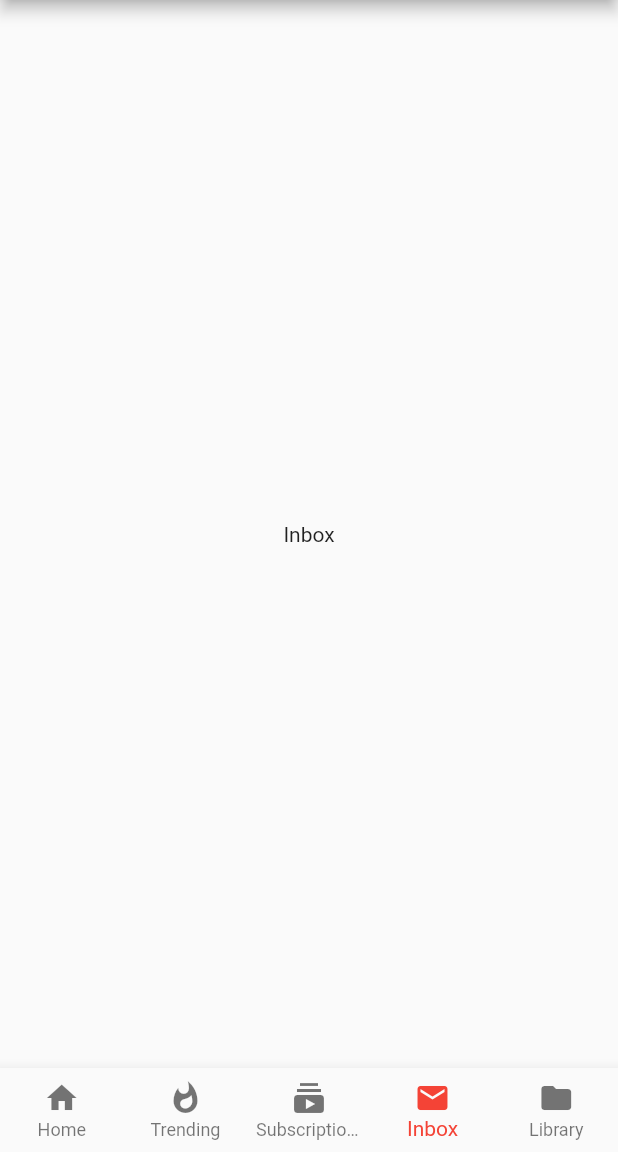
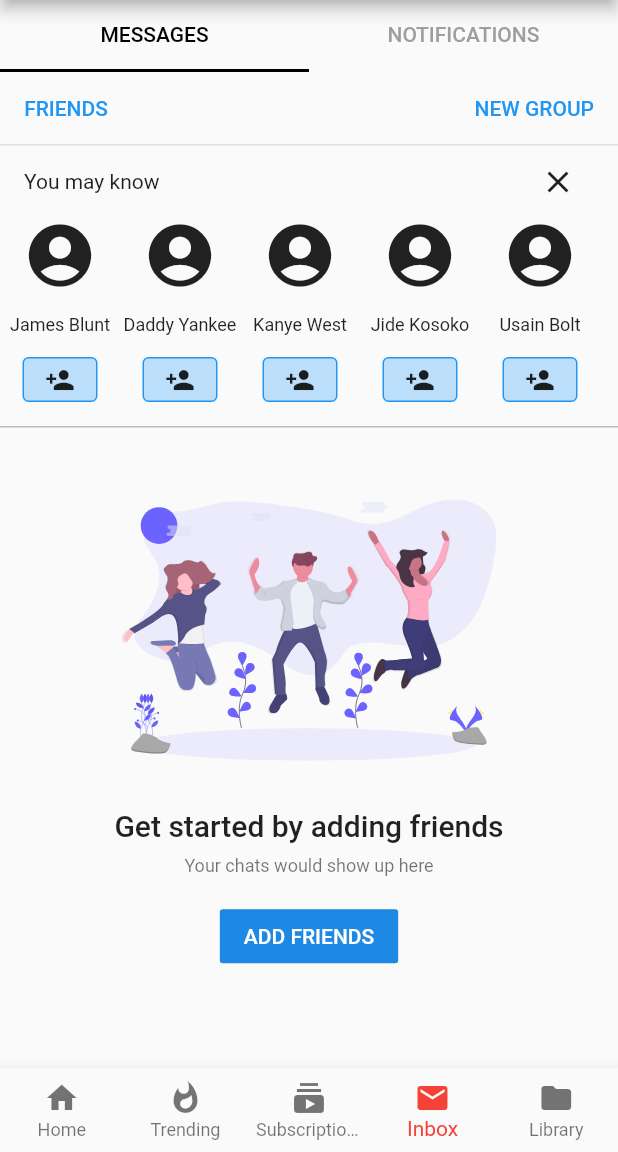
Before and after one commit to yaostyle/Flutter-Youtube-UI, a Flutter app: the screen it shows after launch, item 4 of the bottom bar chosen, on a phone screen of 412 x 824 dp, the part 84-1236 px from its top. Run offline on Flutter 3.47's test engine with Material 2 defaults, Android fonts, the phone set to English and light mode, and no system bars; our stand-ins replace flutter_svg; network calls fail.

Commit message:
Building Inbox screen and detail layout.

```diff
--- /dev/null
+++ b/lib/screens/inbox.dart
@@ -0,0 +1,36 @@
+import 'package:flutter/material.dart';
+import 'package:flutter_youtube_ui/screens/messages.dart';
+
+class InboxScreen extends StatelessWidget {
+  @override
+  Widget build(BuildContext context) {
+    return DefaultTabController(
+      length: 2,
+      child: Column(
+        children: <Widget>[
+          TabBar(
+            indicatorColor: Colors.black,
+            labelColor: Colors.black,
+            unselectedLabelColor: Colors.grey,
+            tabs: <Widget>[
+              Tab(
+                text: "MESSAGES",
+              ),
+              Tab(
+                text: "NOTIFICATIONS",
+              )
+            ],
+          ),
+          Expanded(
+            child: TabBarView(
+              children: <Widget>[
+                MessagesScreen(),
+                Text("Notifications"),
+              ],
+            ),
+          )
+        ],
+      ),
+    );
+  }
+}
--- /dev/null
+++ b/lib/screens/messages.dart
@@ -0,0 +1,158 @@
+import 'package:flutter/material.dart';
+import 'package:flutter_svg/flutter_svg.dart';
+
+class MessagesScreen extends StatefulWidget {
+  @override
+  _MessagesScreenState createState() => _MessagesScreenState();
+}
+
+class _MessagesScreenState extends State<MessagesScreen> with AutomaticKeepAliveClientMixin<MessagesScreen> {
+  bool _isVisible = true;
+
+  @override
+  bool get wantKeepAlive => true;
+
+  @override
+  Widget build(BuildContext context) {
+    return ListView(
+      children: <Widget>[
+        _buildTopButtons(),
+        _isVisible ? _buildPeople() : SizedBox(),
+        _buildCallToAction(),
+      ],
+    );
+  }
+
+  Widget _buildTopButtons() {
+    return Container(
+      decoration: BoxDecoration(
+        border: Border(bottom: BorderSide(color: Colors.grey[300])),
+      ),
+      child: Row(
+        mainAxisAlignment: MainAxisAlignment.spaceBetween,
+        children: <Widget>[
+          FlatButton(
+            child: Text("FRIENDS"),
+            onPressed: () {},
+            textColor: Colors.blue,
+          ),
+          FlatButton(
+            child: Text("NEW GROUP"),
+            onPressed: () {},
+            textColor: Colors.blue,
+          ),
+        ],
+      ),
+    );
+  }
+
+  Widget _buildPeople() {
+    return Column(
+      children: <Widget>[
+        Padding(
+          padding: const EdgeInsets.symmetric(horizontal: 16.0),
+          child: Row(
+            mainAxisAlignment: MainAxisAlignment.spaceBetween,
+            children: <Widget>[
+              Text("You may know"),
+              IconButton(
+                icon: Icon(Icons.close),
+                onPressed: () {
+                  setState(() {
+                    _isVisible = false;
+                  });
+                },
+              ),
+            ],
+          ),
+        ),
+        Container(
+          height: 140.0,
+          padding: const EdgeInsets.only(bottom: 16.0),
+          decoration: BoxDecoration(
+              border: Border(bottom: BorderSide(color: Colors.grey[400]))),
+          child: ListView(
+            scrollDirection: Axis.horizontal,
+            children: <Widget>[
+              _buildAddPerson("James Blunt"),
+              _buildAddPerson("Daddy Yankee"),
+              _buildAddPerson("Kanye West"),
+              _buildAddPerson("Jide Kosoko"),
+              _buildAddPerson("Usain Bolt"),
+            ],
+          ),
+        ),
+      ],
+    );
+  }
+
+  Widget _buildAddPerson(String name) {
+    return Container(
+      width: 80.0,
+      child: Column(
+        mainAxisAlignment: MainAxisAlignment.spaceBetween,
+        children: <Widget>[
+          Icon(
+            Icons.account_circle,
+            size: 50.0,
+          ),
+          Text(
+            name,
+            textAlign: TextAlign.center,
+            style: TextStyle(fontSize: 12.0),
+          ),
+          Container(
+            width: 50.0,
+            height: 30.0,
+            decoration: BoxDecoration(
+                border: Border.all(color: Colors.blue),
+                color: Colors.blue[100],
+                borderRadius: BorderRadius.circular(4.0)),
+            child: IconButton(
+              icon: Icon(
+                Icons.person_add,
+                size: 20.0,
+              ),
+              padding: const EdgeInsets.only(bottom: 0),
+              onPressed: () {},
+            ),
+          ),
+        ],
+      ),
+    );
+  }
+
+  Widget _buildCallToAction() {
+    return Container(
+      padding: const EdgeInsets.all(16.0),
+      child: Column(
+        children: <Widget>[
+          Container(
+            padding: const EdgeInsets.symmetric(vertical: 32.0),
+            child: SvgPicture.asset(
+              'images/add_friends_vector.svg',
+              width: 250.0,
+            ),
+          ),
+          Text(
+            "Get started by adding friends",
+            style: Theme.of(context).textTheme.title,
+          ),
+          Container(
+            padding: const EdgeInsets.only(top: 8.0, bottom: 16.0),
+            child: Text("Your chats would show up here",
+                style: Theme.of(context).textTheme.caption),
+          ),
+          FlatButton(
+            child: Text("ADD FRIENDS"),
+            onPressed: () {},
+            textColor: Colors.white,
+            color: Colors.blue[600],
+          ),
+        ],
+      ),
+    );
+  }
+
+
+}
--- a/lib/screens/video_detail.dart
+++ b/lib/screens/video_detail.dart
@@ -60,7 +60,7 @@ class _VideoDetailState extends State<VideoDetail> {
         ListTile(
           title: Text(widget.detail.title),
           subtitle: Text(widget.detail.viewCount),
-          trailing: Icon(Icons.more_vert),
+          trailing: Icon(Icons.arrow_drop_down),
         ),
         Container(
           padding: const EdgeInsets.all(16.0),
@@ -134,7 +134,8 @@ class _VideoDetailState extends State<VideoDetail> {
       child: Row(
         mainAxisAlignment: MainAxisAlignment.spaceBetween,
         children: <Widget>[
-          Text("Up next"),
+          Expanded(child: Text("Up next")),
+          Text("Autoplay"),
           Switch(
             onChanged: (c) {
               print(c);
--- a/lib/youtube_main.dart
+++ b/lib/youtube_main.dart
@@ -1,5 +1,6 @@
 import 'package:flutter/material.dart';
 import 'package:flutter_youtube_ui/screens/home.dart';
+import 'package:flutter_youtube_ui/screens/inbox.dart';
 import 'package:flutter_youtube_ui/screens/trending.dart';
 
 class YoutubeMain extends StatefulWidget {
@@ -22,7 +23,7 @@ class _YoutubeMainState extends State<YoutubeMain> {
       HomeScreen(),
       TrendingScreen(),
       Center(child: Text("Subscriptions")),
-      Center(child: Text("Inbox")),
+      InboxScreen(),
       Center(child: Text("Library")),
     ];
 
--- a/pubspec.yaml
+++ b/pubspec.yaml
@@ -19,6 +19,9 @@ dependencies:
   # The following adds the Cupertino Icons font to your application.
   # Use with the CupertinoIcons class for iOS style icons.
   cupertino_icons: ^0.1.2
+
+  # SVG support
+  flutter_svg: ^0.6.2
 
 dev_dependencies:
   flutter_test:
@@ -42,6 +45,7 @@ flutter:
   #  - images/a_dot_ham.jpeg
   assets:
     - images/youtube_logo.png
+    - images/add_friends_vector.svg
   # An image asset can refer to one or more resolution-specific "variants", see
   # https://flutter.io/assets-and-images/#resolution-aware.
 
```
Also changed, not shown: images/add_friends_vector.svg (added).
